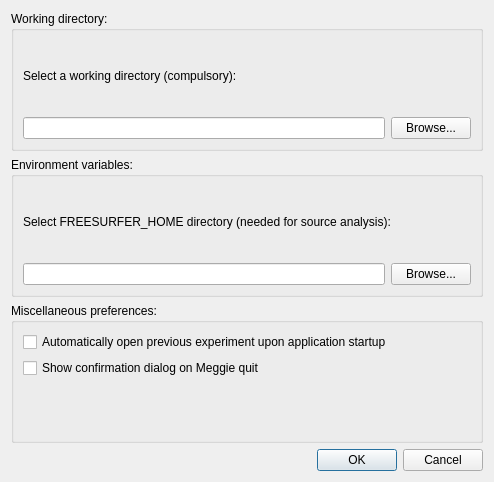
cibr-jyu/meggie, file designer_ui_files/preferencesDialogUi.ui: the form before one commit.
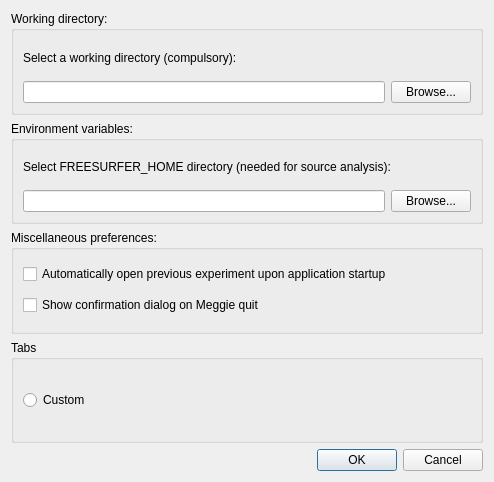
The form after the commit.

Commit message: Implement tab presets

```diff
--- a/designer_ui_files/preferencesDialogUi.ui
+++ b/designer_ui_files/preferencesDialogUi.ui
@@ -87,18 +87,11 @@
     </widget>
    </item>
    <item row="2" column="0">
-    <widget class="QGroupBox" name="groupBox">
+    <widget class="QGroupBox" name="groupBoxMisc">
      <property name="title">
       <string>Miscellaneous preferences:</string>
      </property>
      <layout class="QGridLayout" name="gridLayout_4">
-      <item row="5" column="0">
-       <widget class="QLabel" name="label_2">
-        <property name="text">
-         <string/>
-        </property>
-       </widget>
-      </item>
       <item row="1" column="0">
        <widget class="QCheckBox" name="checkBoxConfirmQuit">
         <property name="text">
@@ -116,7 +109,7 @@
      </layout>
     </widget>
    </item>
-   <item row="3" column="0">
+   <item row="4" column="0">
     <widget class="QDialogButtonBox" name="buttonBox">
      <property name="orientation">
       <enum>Qt::Horizontal</enum>
@@ -126,6 +119,22 @@
      </property>
     </widget>
    </item>
+   <item row="3" column="0">
+    <widget class="QGroupBox" name="groupBoxTabs">
+     <property name="title">
+      <string>Tabs</string>
+     </property>
+     <layout class="QGridLayout" name="gridLayoutTabs">
+      <item row="0" column="0">
+       <widget class="QRadioButton" name="radioButtonCustom">
+        <property name="text">
+         <string>Custom</string>
+        </property>
+       </widget>
+      </item>
+     </layout>
+    </widget>
+   </item>
   </layout>
  </widget>
  <tabstops>
```
The commit also changes 5 other files.
